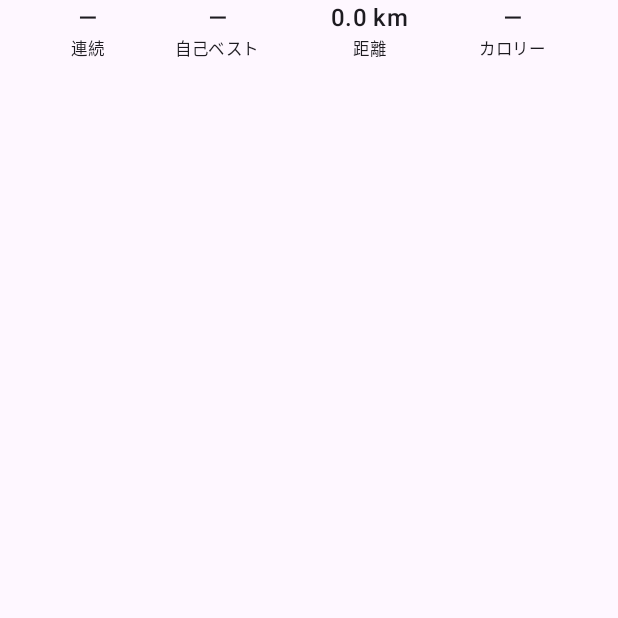
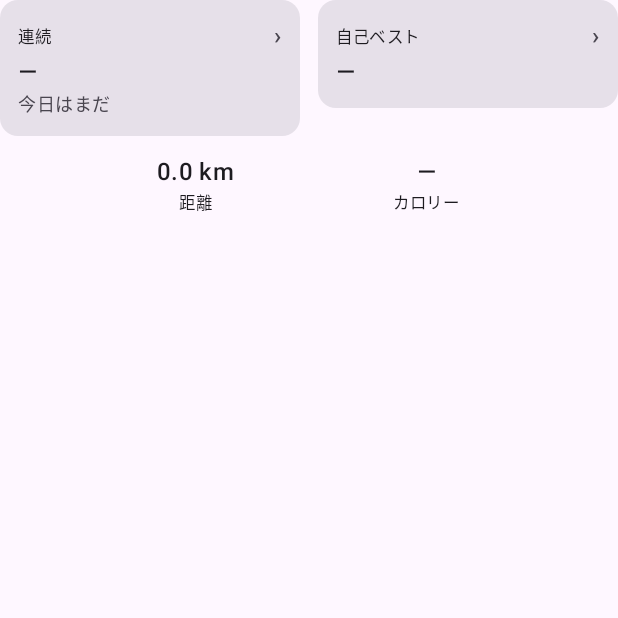
Before and after one commit to hide10/steps-log, an Android app built with Jetpack Compose: the composable StatRow shown on its own in the app's theme, on a phone screen of 412 x 824 dp, the top half of it. Run offline under Robolectric (Android 15) with nearby library versions, the phone set to English and light mode, and no system bars; libraries missing offline, so code that uses them is left out: androidx.health.connect; 1 statement that could not run was skipped.

Commit message:
連続日数を押せると分かるようにし、今日の状態を添えた
実機で使ってみて出た2点。

**押せることが見た目に出ていなかった。** 数字が4つ並んでいるだけで、
連続と自己ベストだけが押せると分からない。この2つをカードで囲って
矢印を出し、押せる面がどこまでかを見て分かるようにした。
距離とカロリーは囲わないので、区別もつく。

**「連続1日」が今日を含むのか分からなかった。** 今日がまだ0歩でも、
前日が達成なら「連続1日」と出る。数字の下に「今日はまだ」または
「今日も達成」を添えて、あと何をすれば続くのかが読めるようにした。

Co-Authored-By: Claude Opus 5 <noreply@anthropic.com>
Claude-Session: https://claude.ai/code/session_01K4hmNpAJQjDnpPMEZ9kXWq

```diff
--- a/android/app/src/main/java/app/stepsapp/ui/home/HomeScreen.kt
+++ b/android/app/src/main/java/app/stepsapp/ui/home/HomeScreen.kt
@@ -168,23 +168,72 @@ fun HomeScreen(
 
 @Composable
 private fun StatRow(state: HomeUiState, onOpenStreak: () -> Unit) {
-    Row(
+    Column(
         modifier = Modifier.fillMaxWidth(),
-        horizontalArrangement = Arrangement.SpaceEvenly,
+        verticalArrangement = Arrangement.spacedBy(12.dp),
     ) {
-        // 連続日数をタップすると、いつ続いていつ切れたかを見られる
-        Stat(
-            "連続",
-            if (state.streak > 0) "${state.streak}日" else "—",
-            Modifier.clickable(onClick = onOpenStreak),
-        )
-        Stat(
-            "自己ベスト",
-            if (state.bestStreak > 0) "${state.bestStreak}日" else "—",
-            Modifier.clickable(onClick = onOpenStreak),
-        )
-        Stat("距離", "%.1f %s".format(state.distance, state.distanceUnit.suffix))
-        Stat("カロリー", state.calories?.let { "%.0f".format(it) } ?: "—")
+        // 連続と自己ベストは押すと記録の画面へ行ける。**囲って矢印を出す。**
+        // 数字が並んでいるだけでは、どれが押せるのか見て分からなかった
+        Row(horizontalArrangement = Arrangement.spacedBy(12.dp)) {
+            StatCard(
+                label = "連続",
+                value = if (state.streak > 0) "${state.streak}日" else "—",
+                // 今日を含んでいるのかどうかが数字だけでは分からない。
+                // 「1日」と出ていて今日が未達のときに、いちばん誤解を招く
+                note = if (isAchieved(state.todaySteps, state.goal)) "今日も達成" else "今日はまだ",
+                modifier = Modifier.weight(1f),
+                onClick = onOpenStreak,
+            )
+            StatCard(
+                label = "自己ベスト",
+                value = if (state.bestStreak > 0) "${state.bestStreak}日" else "—",
+                note = null,
+                modifier = Modifier.weight(1f),
+                onClick = onOpenStreak,
+            )
+        }
+        Row(
+            modifier = Modifier.fillMaxWidth(),
+            horizontalArrangement = Arrangement.SpaceEvenly,
+        ) {
+            Stat("距離", "%.1f %s".format(state.distance, state.distanceUnit.suffix))
+            Stat("カロリー", state.calories?.let { "%.0f".format(it) } ?: "—")
+        }
+    }
+}
+
+/** 押すと先がある数字。囲いと矢印で「押せる」ことを見せる。 */
+@Composable
+private fun StatCard(
+    label: String,
+    value: String,
+    note: String?,
+    modifier: Modifier = Modifier,
+    onClick: () -> Unit,
+) {
+    Card(modifier = modifier.clickable(onClick = onClick)) {
+        Column(modifier = Modifier.padding(12.dp)) {
+            Row(
+                modifier = Modifier.fillMaxWidth(),
+                horizontalArrangement = Arrangement.SpaceBetween,
+                verticalAlignment = Alignment.CenterVertically,
+            ) {
+                Text(label, style = MaterialTheme.typography.labelSmall)
+                Text(
+                    "›",
+                    style = MaterialTheme.typography.titleMedium,
+                    color = MaterialTheme.colorScheme.onSurfaceVariant,
+                )
+            }
+            Text(value, style = MaterialTheme.typography.titleMedium)
+            note?.let {
+                Text(
+                    it,
+                    style = MaterialTheme.typography.bodySmall,
+                    color = MaterialTheme.colorScheme.onSurfaceVariant,
+                )
+            }
+        }
     }
 }
 
```
